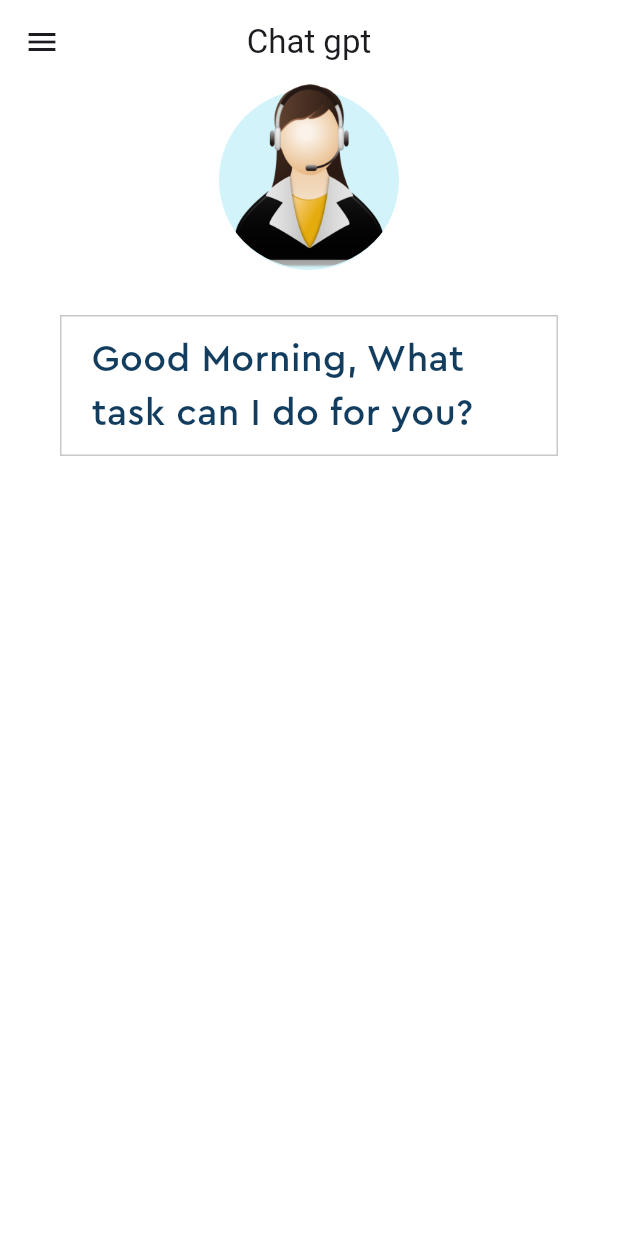
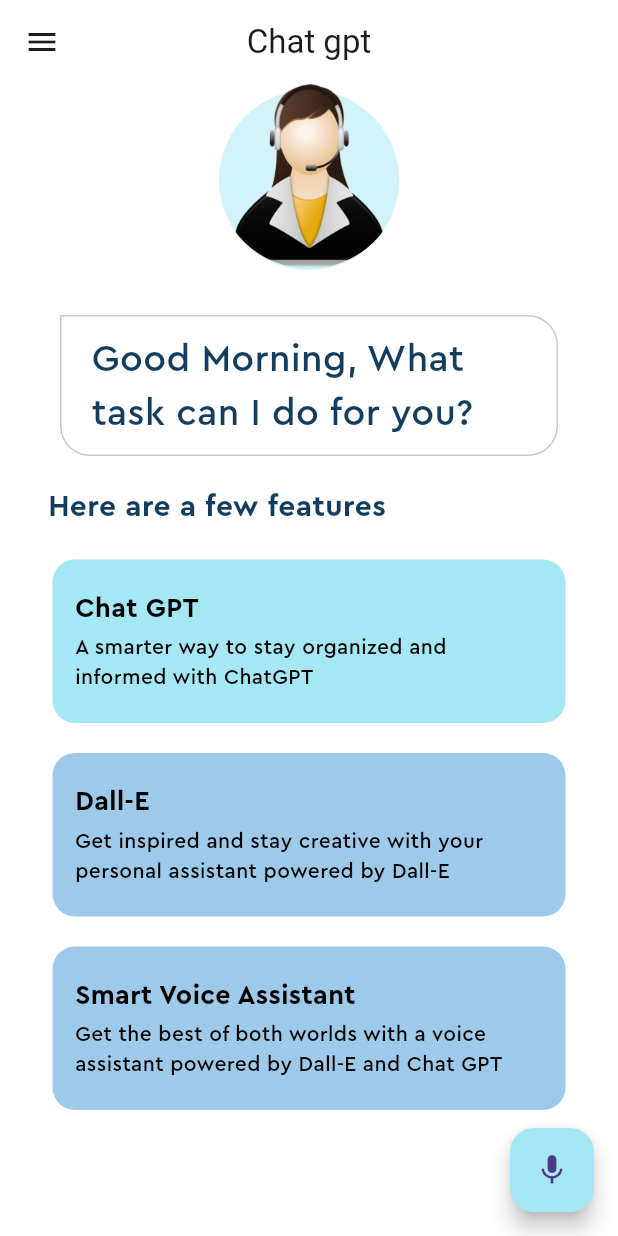
Before and after one commit to RRKawchar/gpt_flutter, a Flutter app: the screen it shows after launch, on a phone screen of 412 x 824 dp. Run offline on Flutter 3.47's test engine with Material 2 defaults, Android fonts, the phone set to English and light mode, and no system bars.

Commit message:
2nd commit

```diff
--- /dev/null
+++ b/lib/features_box.dart
@@ -0,0 +1,58 @@
+import 'package:flutter/cupertino.dart';
+import 'package:gpt_flutter/pallet.dart';
+
+class FeaturesBox extends StatelessWidget {
+  final Color color;
+  final String headerText;
+  final String descriptionText;
+  const FeaturesBox({
+    Key? key,
+    required this.color,
+    required this.headerText,
+    required this.descriptionText,
+  }) : super(key: key);
+
+  @override
+  Widget build(BuildContext context) {
+    return Container(
+      margin: const EdgeInsets.symmetric(horizontal: 35, vertical: 10),
+      decoration: BoxDecoration(
+        color: color,
+        borderRadius: const BorderRadius.all(
+          Radius.circular(15),
+        ),
+      ),
+      child: Padding(
+        padding: const EdgeInsets.symmetric(vertical: 20.0).copyWith(
+            left: 15
+        ),
+        child: Column(
+          children: [
+            Align(
+              alignment: Alignment.centerLeft,
+              child: Text(
+                headerText,
+                style: const TextStyle(
+                    fontFamily: 'Cera Pro',
+                    color: Pallete.blackColor,
+                    fontSize: 18,
+                    fontWeight: FontWeight.bold),
+              ),
+            ),
+            const SizedBox(height: 3,),
+            Padding(
+              padding: const EdgeInsets.only(right: 20.0),
+              child: Text(
+                descriptionText,
+                style: const TextStyle(
+                  fontFamily: 'Cera Pro',
+                  color: Pallete.blackColor,
+                ),
+              ),
+            ),
+          ],
+        ),
+      ),
+    );
+  }
+}
--- a/lib/home_page.dart
+++ b/lib/home_page.dart
@@ -1,4 +1,5 @@
 import 'package:flutter/material.dart';
+import 'package:gpt_flutter/features_box.dart';
 import 'package:gpt_flutter/pallet.dart';
 
 class HomePage extends StatelessWidget {
@@ -23,8 +24,7 @@
                   margin: const EdgeInsets.only(top: 4),
                   decoration: const BoxDecoration(
                       color: Pallete.assistantCircleColor,
-                    shape: BoxShape.circle
-                  ),
+                      shape: BoxShape.circle),
                 ),
               ),
               Container(
@@ -32,29 +32,71 @@
                 decoration: const BoxDecoration(
                     shape: BoxShape.circle,
                     image: DecorationImage(
-                        image: AssetImage('assets/images/virtualAssistant.png')
+                        image:
+                            AssetImage('assets/images/virtualAssistant.png'))),
               )
+            ],
+          ),
+          Container(
+            padding: const EdgeInsets.symmetric(horizontal: 20, vertical: 10),
+            margin: const EdgeInsets.symmetric(horizontal: 40).copyWith(
+              top: 30,
+            ),
+            decoration: BoxDecoration(
+                border: Border.all(color: Pallete.borderColor),
+                borderRadius:
+                    BorderRadius.circular(20).copyWith(topLeft: Radius.zero)),
+            child: const Text(
+              "Good Morning, What task can I do for you?",
+              style: TextStyle(
+                  fontSize: 25,
+                  color: Pallete.mainFontColor,
+                  fontFamily: 'Cera Pro'),
+            ),
+          ),
+          Container(
+            padding: const EdgeInsets.all(10),
+            margin: const EdgeInsets.only(top: 10, left: 22),
+            alignment: Alignment.centerLeft,
+            child: const Text(
+              "Here are a few features",
+              style: TextStyle(
+                  fontFamily: 'Cera Pro',
+                  color: Pallete.mainFontColor,
+                  fontSize: 20,
+                  fontWeight: FontWeight.bold),
+            ),
+          ),
+          Expanded(
+            child: ListView(
+              children: const [
+                FeaturesBox(
+                  color: Pallete.firstSuggestionBoxColor,
+                  headerText: "Chat GPT",
+                  descriptionText:
+                      'A smarter way to stay organized and informed with ChatGPT',
+                ),
+                FeaturesBox(
+                  color: Pallete.secondSuggestionBoxColor,
+                  headerText: "Dall-E",
+                  descriptionText:
+                  'Get inspired and stay creative with your personal assistant powered by Dall-E',
+                ),
+                FeaturesBox(
+                  color: Pallete.secondSuggestionBoxColor,
+                  headerText: "Smart Voice Assistant",
+                  descriptionText:
+                  'Get the best of both worlds with a voice assistant powered by Dall-E and Chat GPT',
+                ),
+              ],
             ),
           )
         ],
       ),
-           Container(
-             padding: const EdgeInsets.symmetric(horizontal: 20,vertical: 10),
-             margin: const EdgeInsets.symmetric(horizontal: 40).copyWith(
-               top: 30,
-             ),
-             decoration: BoxDecoration(
-               border: Border.all(
-                 color: Pallete.borderColor
-               )
-             ),
-             child: const Text("Good Morning, What task can I do for you?",style: TextStyle(
-               fontSize: 25,
-               color: Pallete.mainFontColor,
-               fontFamily: 'Cera Pro'
-             ),),
-           )
-        ],
+      floatingActionButton: FloatingActionButton(
+        backgroundColor: Pallete.firstSuggestionBoxColor,
+        onPressed: (){},
+        child: const Icon(Icons.mic),
       ),
     );
   }
--- a/pubspec.yaml
+++ b/pubspec.yaml
@@ -37,6 +37,7 @@
   cupertino_icons: ^1.0.2
   provider: ^6.0.5
   flutter_riverpod: ^2.3.6
+  speech_to_text: ^6.1.1
 
 dev_dependencies:
   flutter_test:
```
Also changed, not shown: pubspec.lock, 1 other file. Lines whose indentation alone changed are shown as unchanged.
